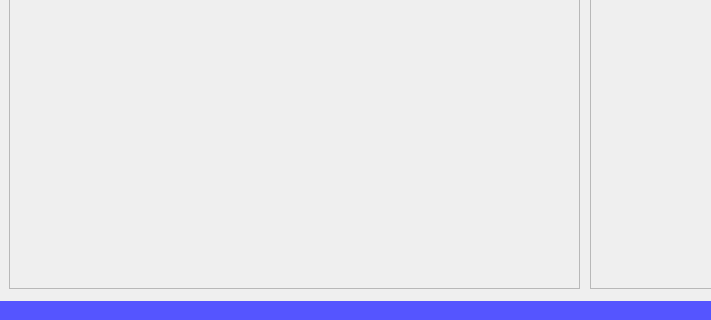
The window that picCoder.ui (mikecv/picCoder) describes before a commit, drawn with Qt 5; both pictures show x 0 to 711 and y 280 to 600 of the 800 by 600 pixel window.
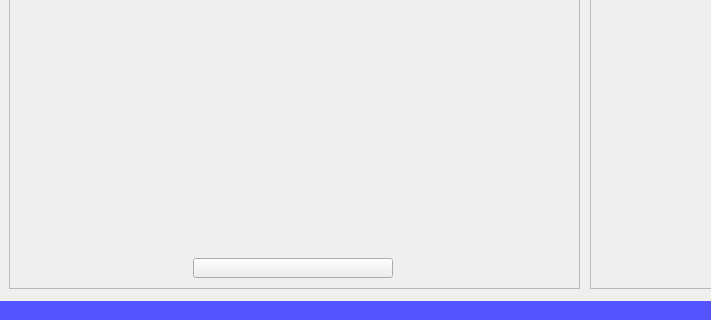
The same window after the commit. Icons and pictures are not drawn.

The edit to the form file:
```diff
--- a/picCoder.ui
+++ b/picCoder.ui
@@ -73,6 +73,12 @@
      <layout class="QVBoxLayout" name="picLayout">
       <item>
        <widget class="QLabel" name="picImageLbl">
+        <property name="maximumSize">
+         <size>
+          <width>16777215</width>
+          <height>16777215</height>
+         </size>
+        </property>
         <property name="text">
          <string/>
         </property>
@@ -106,6 +112,26 @@
         </property>
        </widget>
       </item>
+      <item>
+       <layout class="QHBoxLayout" name="controlLayout">
+        <item>
+         <widget class="QPushButton" name="getFileBtn">
+          <property name="enabled">
+           <bool>true</bool>
+          </property>
+          <property name="maximumSize">
+           <size>
+            <width>200</width>
+            <height>20</height>
+           </size>
+          </property>
+          <property name="text">
+           <string/>
+          </property>
+         </widget>
+        </item>
+       </layout>
+      </item>
      </layout>
     </widget>
    </widget>
```
